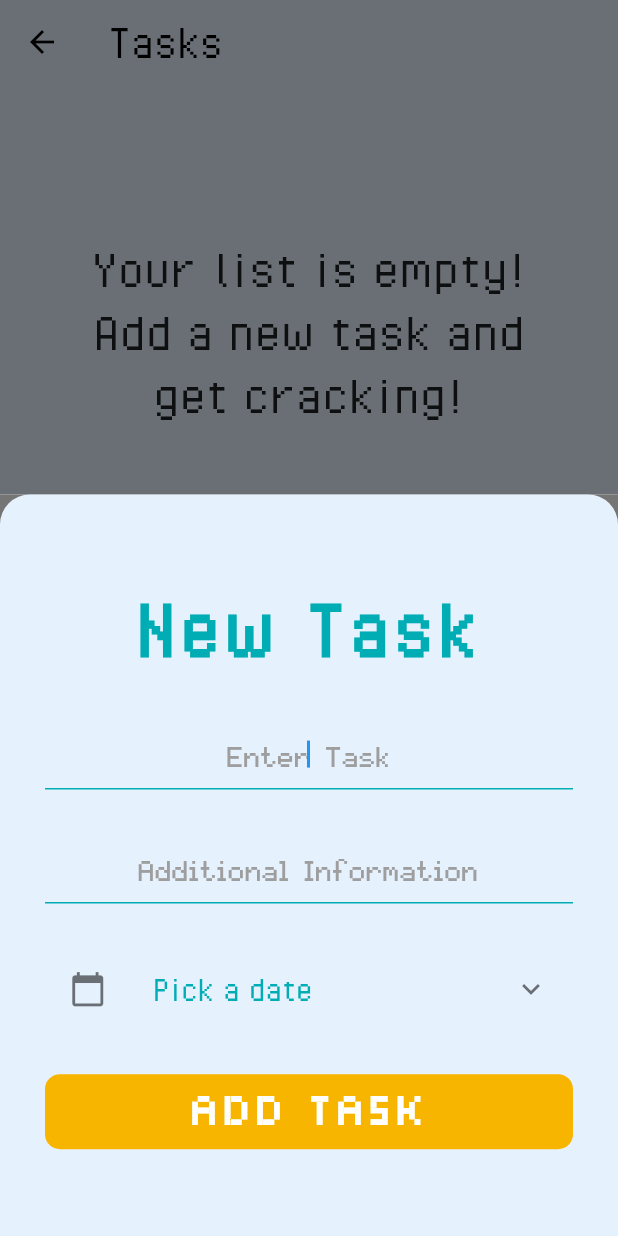
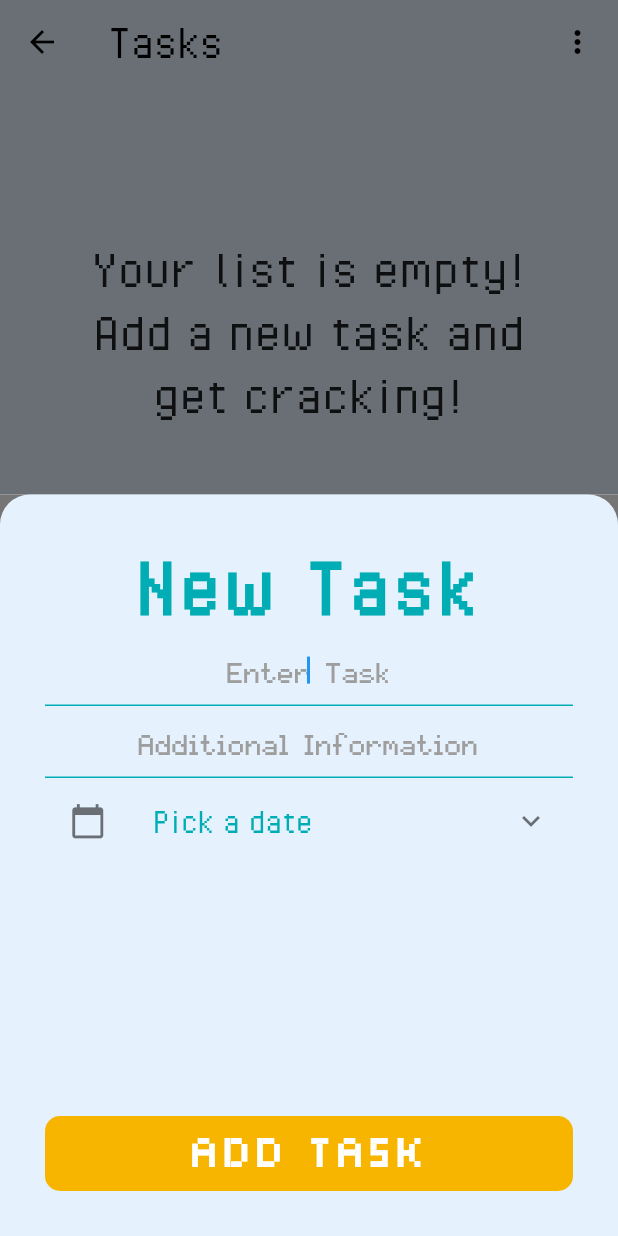
Before and after one commit to lalalawson/atech-orbital, a Flutter app: the TasksScreen screen opened by its route, after a tap on "Add Task", on a phone screen of 412 x 824 dp. Run offline on Flutter 3.47's test engine with Material 2 defaults, Android fonts, the phone set to English and light mode, and no system bars; our stand-ins replace animated_text_kit, cloud_firestore, firebase_auth, modal_progress_hud, timer_count_down; missing offline and left inert: flutter_list_drag_and_drop; accounts and stored records are empty.

Commit message:
added tasks settings to further customise task

```diff
--- a/lib/const/routeNames.dart
+++ b/lib/const/routeNames.dart
@@ -9,3 +9,4 @@ const settingsPage = '/settings';
 const timerPage = '/timer';
 const countdown = '/countdown';
 const toDoListPage = '/toDo';
+const taskSettingPage = '/taskSettingPage';
--- a/lib/main.dart
+++ b/lib/main.dart
@@ -13,6 +13,7 @@ import 'package:purrductive/todolistpage/screens/tasks_screen.dart';
 import 'package:provider/provider.dart';
 import 'package:purrductive/todolistpage/task/TaskData.dart';
 import 'package:purrductive/login_page/login_page.dart';
+import 'package:purrductive/todolistpage/screens/task_settings_page.dart';
 
 void main() {
   runApp(MyApp());
@@ -43,6 +44,7 @@ class _MyAppState extends State<MyApp> {
           timerPage: (BuildContext context) => TimerPage(),
           countdown: (BuildContext context) => CountDownTimer(),
           toDoListPage: (BuildContext context) => TasksScreen(),
+          taskSettingPage: (BuildContext context) => TaskSettingsPage(),
         },
       ),
     );
--- a/lib/todolistpage/screens/add_task_screen.dart
+++ b/lib/todolistpage/screens/add_task_screen.dart
@@ -31,7 +31,7 @@ class _AddTaskScreenState extends State<AddTaskScreen> {
           ),
           child: Column(
             crossAxisAlignment: CrossAxisAlignment.stretch,
-            mainAxisAlignment: MainAxisAlignment.spaceEvenly,
+//            mainAxisAlignment: MainAxisAlignment.spaceBetween,
             children: <Widget>[
               Text(
                 'New Task',
@@ -92,7 +92,8 @@ class _AddTaskScreenState extends State<AddTaskScreen> {
                   newRemarks = newText;
                 },
               ),
-              ExpansionTile(
+              Expanded(
+                child: ExpansionTile(
                   leading: Icon(
                     Icons.calendar_today,
                     size: 25,
@@ -108,7 +109,7 @@ class _AddTaskScreenState extends State<AddTaskScreen> {
                   ),
                   children: <Widget>[
                     Container(
-                    height: MediaQuery.of(context).size.height * 0.12,
+                      height: MediaQuery.of(context).size.height * 0.15,
                       child: CupertinoDatePicker(
                         initialDateTime: DateTime.now(),
                         onDateTimeChanged: (DateTime newDate) {
@@ -122,6 +123,7 @@ class _AddTaskScreenState extends State<AddTaskScreen> {
                       ),
                     )
                   ],
+                ),
               ),
               FlatButton(
                 shape: RoundedRectangleBorder(
--- a/lib/todolistpage/screens/tasks_screen.dart
+++ b/lib/todolistpage/screens/tasks_screen.dart
@@ -8,6 +8,7 @@ import 'package:purrductive/const/colors.dart';
 import 'package:purrductive/const/appbar.dart';
 import 'package:purrductive/todolistpage/widgets/EmptyListMessage.dart';
 import 'package:purrductive/todolistpage/widgets/Progress_Bar.dart';
+import 'package:purrductive/todolistpage/screens/task_settings_page.dart';
 
 class TasksScreen extends StatelessWidget {
   @override
@@ -28,6 +29,17 @@ class TasksScreen extends StatelessWidget {
             color: Colors.black,
           ),
         ),
+        actions: <Widget>[
+          InkWell(
+            child: Padding(
+              padding: const EdgeInsets.only(right: 15),
+              child: Icon(Icons.more_vert),
+            ),
+            onTap: () {
+              Navigator.pushNamed(context, taskSettingPage);
+            },
+          ),
+        ],
       ), //MyAppBar(),
       body: Stack(
         alignment: Alignment.bottomCenter,
@@ -161,12 +173,7 @@ class TasksScreen extends StatelessWidget {
                           context: context,
                           isScrollControlled: true,
                           builder: (context) => SingleChildScrollView(
-                            child: Container(
-                              padding: EdgeInsets.only(
-                                  bottom:
-                                      MediaQuery.of(context).viewInsets.bottom),
-                              child: AddTaskScreen(),
-                            ),
+                            child: AddTaskScreen(),
                           ),
                         );
                       },
```
Also changed, not shown: lib/todolistpage/screens/task_settings_page.dart (added, +31 -0 lines). Lines whose indentation alone changed are shown as unchanged.
